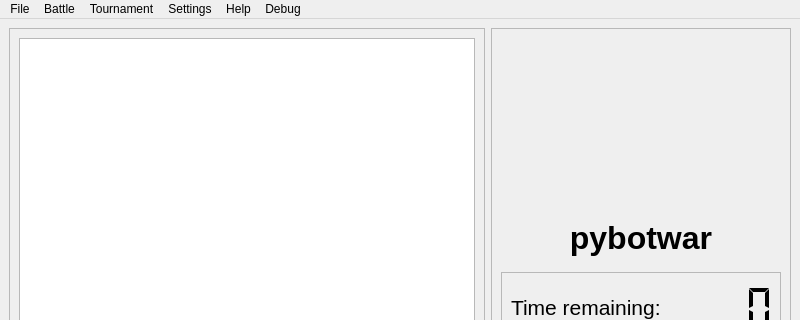
Qt form data/ui/mainwindow.ui (tvoli/pybotwar) before a commit; both pictures show x 0 to 800 and y 0 to 320 of the 800 by 560 pixel window.
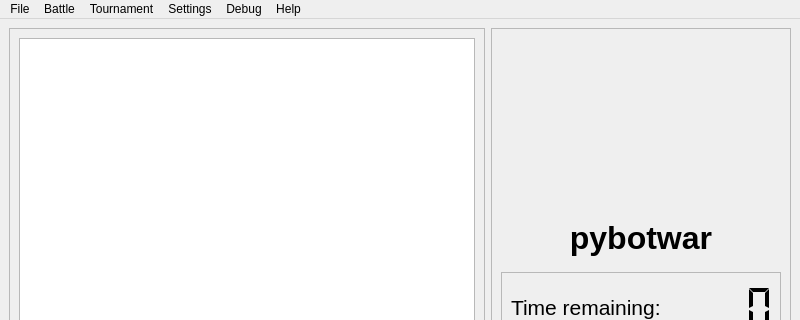
The same form after that commit.

Commit message: move Debug menu

What changed in the file:
```diff
--- a/data/ui/mainwindow.ui
+++ b/data/ui/mainwindow.ui
@@ -214,8 +214,8 @@
    <addaction name="menuBattle"/>
    <addaction name="menuTournament"/>
    <addaction name="menuSettings"/>
-   <addaction name="menuHelp"/>
    <addaction name="menuDebug"/>
+   <addaction name="menuHelp"/>
   </widget>
   <widget class="QStatusBar" name="statusbar"/>
   <action name="actionQuit">
```
